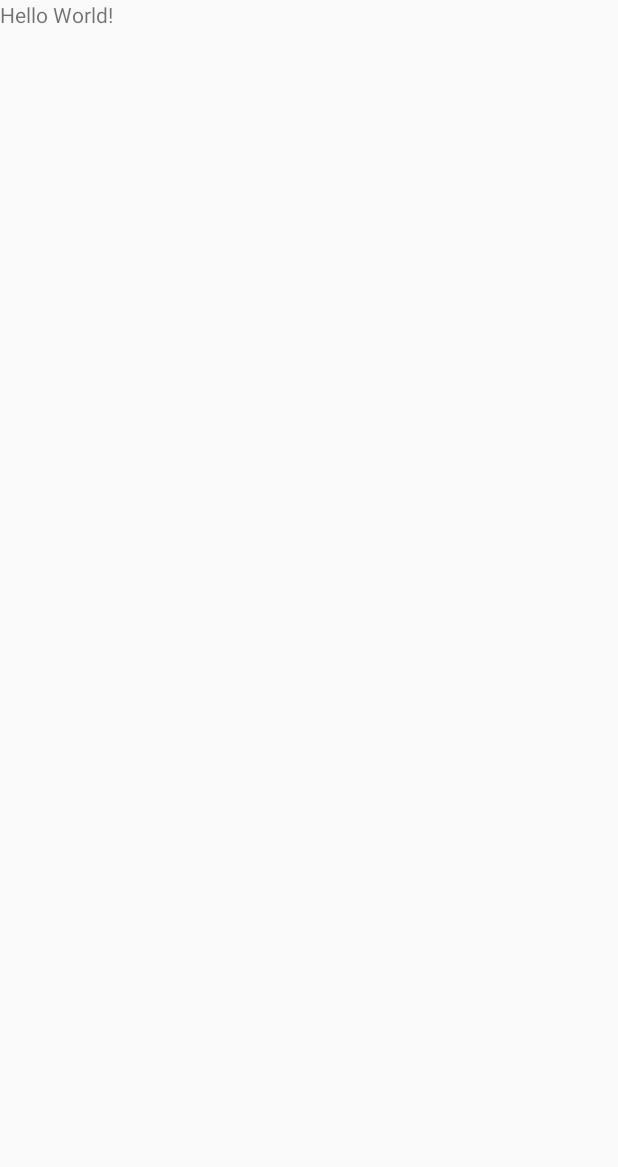
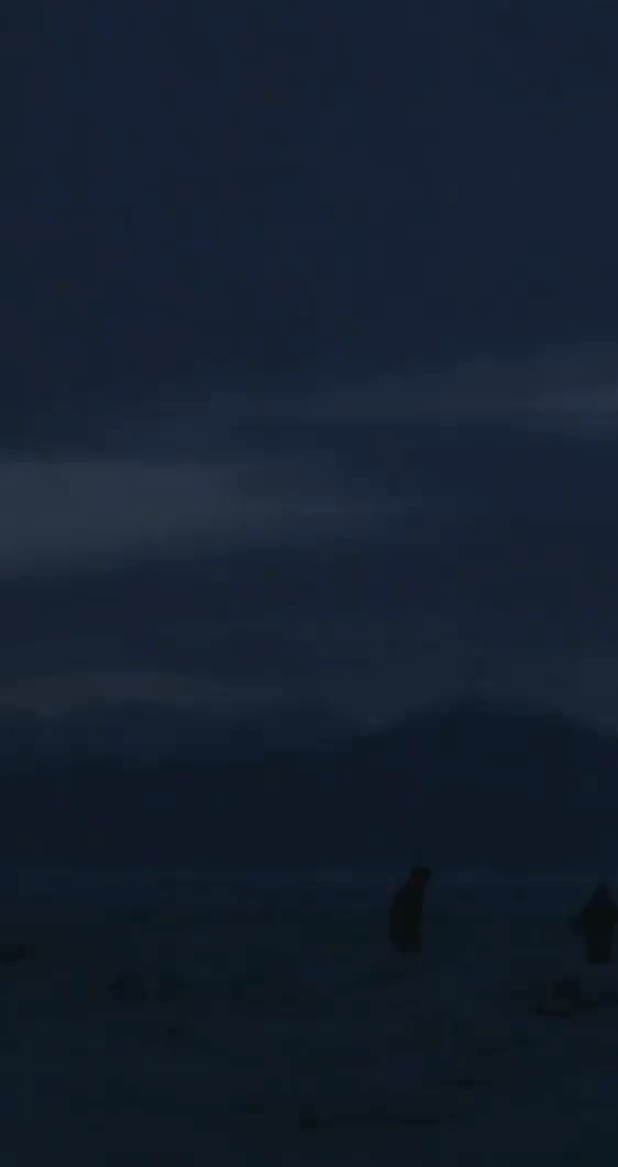
Before and after one commit to sameed07/Glo_Intro, an Android app: the screen it shows after launch (MainActivity), on a phone screen of 412 x 824 dp. Before the commit the part shown is almost empty. Shown: the top 1167 px of the screen. Run offline under Robolectric (Android 15) with nearby library versions, the phone set to English and light mode, and no system bars.

Commit message:
bg added

```diff
--- a/app/src/main/res/layout/activity_main.xml
+++ b/app/src/main/res/layout/activity_main.xml
@@ -4,15 +4,9 @@
     xmlns:tools="http://schemas.android.com/tools"
     android:layout_width="match_parent"
     android:layout_height="match_parent"
-    tools:context=".MainActivity">
+    tools:context=".MainActivity"
+    android:background="@drawable/bg">
 
-    <TextView
-        android:layout_width="wrap_content"
-        android:layout_height="wrap_content"
-        android:text="Hello World!"
-        app:layout_constraintBottom_toBottomOf="parent"
-        app:layout_constraintLeft_toLeftOf="parent"
-        app:layout_constraintRight_toRightOf="parent"
-        app:layout_constraintTop_toTopOf="parent" />
+
 
 </RelativeLayout>
--- a/app/src/main/res/values/colors.xml
+++ b/app/src/main/res/values/colors.xml
@@ -3,4 +3,6 @@
     <color name="colorPrimary">#008577</color>
     <color name="colorPrimaryDark">#00574B</color>
     <color name="colorAccent">#D81B60</color>
+    <color name="white">#ffffff</color>
+    <color name="gray">#cccccc</color>
 </resources>
```
Also changed, not shown: app/src/main/res/drawable/bg.png (added).
